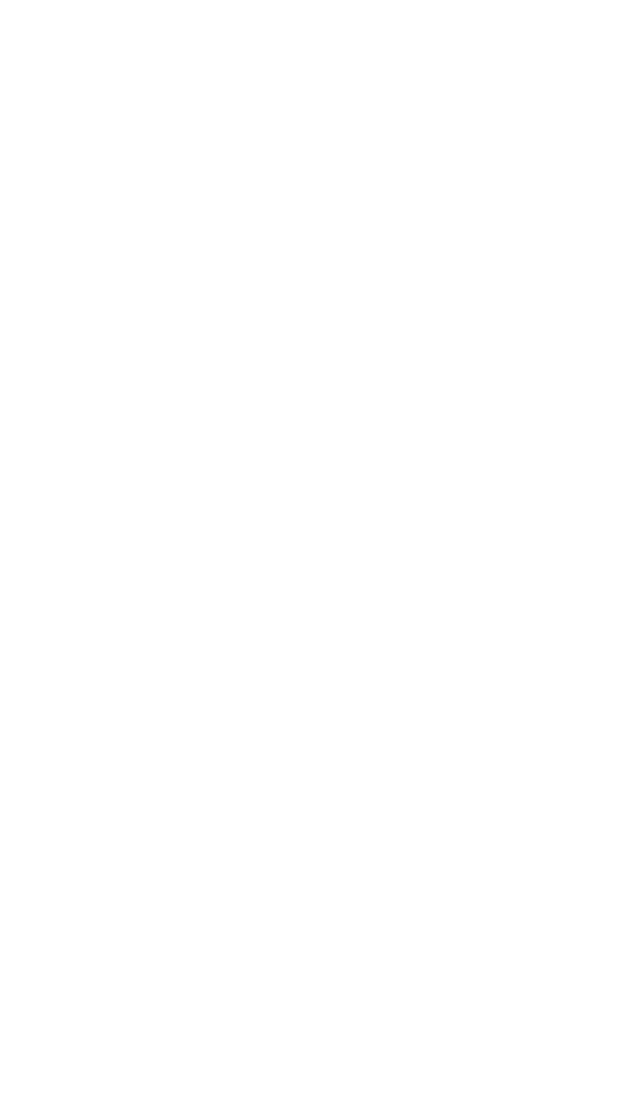
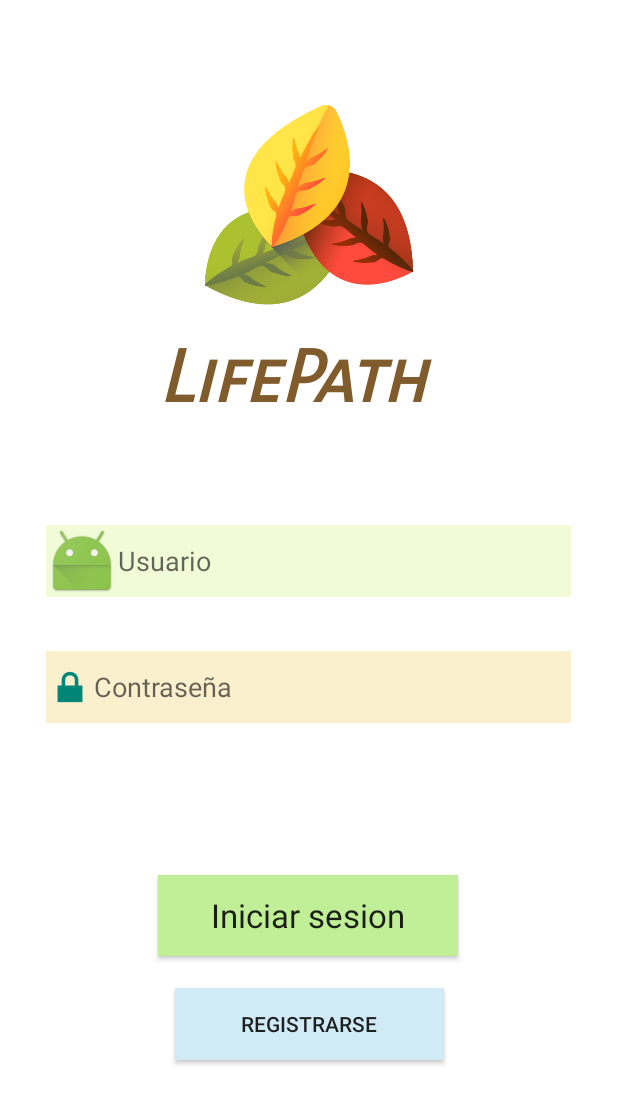
Before and after one commit to Danval-003/Lifepath, an Android app: the screen it shows after launch (Login), on a phone screen of 412 x 824 dp. Before the commit the part shown is empty. Shown: the top 1104 px of the screen. Run offline under Robolectric (Android 15) with nearby library versions, the phone set to English and light mode, and no system bars.

Commit message:
VersionLoginBeta

```diff
--- a/app/src/main/res/layout/activity_login.xml
+++ b/app/src/main/res/layout/activity_login.xml
@@ -7,4 +7,97 @@
     android:background="@color/white"
     tools:context=".Login">
 
+    <ImageView
+        android:id="@+id/Loga"
+        android:layout_width="149dp"
+        android:layout_height="139dp"
+        android:contentDescription="@string/logo"
+        app:layout_constraintBottom_toBottomOf="parent"
+        app:layout_constraintEnd_toEndOf="parent"
+        app:layout_constraintStart_toStartOf="parent"
+        app:layout_constraintTop_toTopOf="parent"
+        app:layout_constraintVertical_bias="0.097"
+        app:srcCompat="@drawable/hojas" />
+
+
+    <TextView
+        android:id="@+id/Titulo"
+        android:layout_width="193dp"
+        android:layout_height="56dp"
+        android:fontFamily="sans-serif-smallcaps"
+        android:text="@string/lifepath"
+        android:textAllCaps="false"
+        android:textColor="#805B2C"
+        android:textSize="48sp"
+        android:textStyle="bold|italic"
+        app:layout_constraintBottom_toBottomOf="parent"
+        app:layout_constraintHorizontal_bias="0.486"
+        app:layout_constraintLeft_toLeftOf="parent"
+        app:layout_constraintRight_toRightOf="parent"
+        app:layout_constraintTop_toTopOf="parent"
+        app:layout_constraintVertical_bias="0.291"
+        tools:text="LifePath" />
+
+    <EditText
+        android:id="@+id/Name"
+        style="@style/Widget.AppCompat.AutoCompleteTextView"
+        android:layout_width="350dp"
+        android:layout_height="48dp"
+        android:background="#36C1ED48"
+        android:drawableStart="@android:mipmap/sym_def_app_icon"
+        android:ems="10"
+        android:hint="@string/usuario"
+        android:importantForAutofill="no"
+        android:inputType="textPersonName"
+        app:layout_constraintBottom_toBottomOf="parent"
+        app:layout_constraintEnd_toEndOf="parent"
+        app:layout_constraintHorizontal_bias="0.491"
+        app:layout_constraintStart_toStartOf="parent"
+        app:layout_constraintTop_toTopOf="parent"
+        app:layout_constraintVertical_bias="0.451" />
+
+    <EditText
+        android:id="@+id/Contrase"
+        android:layout_width="350dp"
+        android:layout_height="48dp"
+        android:background="#43EFC445"
+        android:drawableStart="@android:drawable/ic_lock_lock"
+        android:ems="10"
+        android:hint="@string/contrase_an"
+        android:importantForAutofill="no"
+        android:inputType="textPassword"
+        android:minHeight="48dp"
+        app:layout_constraintBottom_toBottomOf="parent"
+        app:layout_constraintEnd_toEndOf="parent"
+        app:layout_constraintHorizontal_bias="0.491"
+        app:layout_constraintStart_toStartOf="parent"
+        app:layout_constraintTop_toTopOf="parent"
+        app:layout_constraintVertical_bias="0.559" />
+
+    <Button
+        android:id="@+id/registro"
+        android:layout_width="200dp"
+        android:layout_height="54dp"
+        android:background="#C1EF98"
+        android:text="@string/iniciar_sesion"
+        android:textAppearance="@style/TextAppearance.AppCompat.Large"
+        app:layout_constraintBottom_toBottomOf="parent"
+        app:layout_constraintEnd_toEndOf="parent"
+        app:layout_constraintHorizontal_bias="0.497"
+        app:layout_constraintStart_toStartOf="parent"
+        app:layout_constraintTop_toBottomOf="@+id/Name"
+        app:layout_constraintVertical_bias="0.498" />
+
+    <Button
+        android:id="@+id/button2"
+        android:layout_width="179dp"
+        android:layout_height="48dp"
+        android:background="#D0EAF6"
+        android:text="@string/registrarse"
+        app:layout_constraintBottom_toBottomOf="parent"
+        app:layout_constraintEnd_toEndOf="parent"
+        app:layout_constraintStart_toStartOf="parent"
+        app:layout_constraintTop_toBottomOf="@+id/Contrase"
+        app:layout_constraintVertical_bias="0.6" />
+
 </android.support.constraint.ConstraintLayout>
--- a/app/src/main/res/values/strings.xml
+++ b/app/src/main/res/values/strings.xml
@@ -5,7 +5,11 @@
     <string name="todos_los_derechos_reservados_por_proyecto_discordia">Todos los derechos reservados por Proyecto DIscordia</string>
     <string name="discordia">Discordia</string>
     <string name="f">f</string>
-    <string name="contrase_a">Contraseña</string>
+    <string name="contrase_an">Contraseña</string>
     <string name="name">Name</string>
     <string name="jj">jj</string>
+    <string name="usuario">Usuario</string>
+    <string name="contrase_a">Contraseña</string>
+    <string name="registrarse">Registrarse</string>
+    <string name="iniciar_sesion">Iniciar sesion</string>
 </resources>
```
Also changed, not shown: app/src/main/res/drawable/run.png (added).
